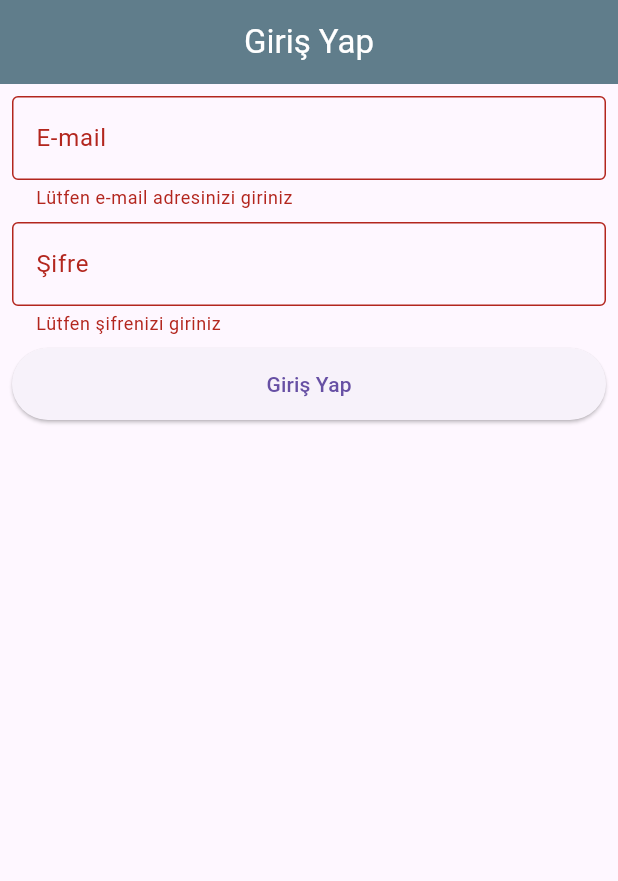
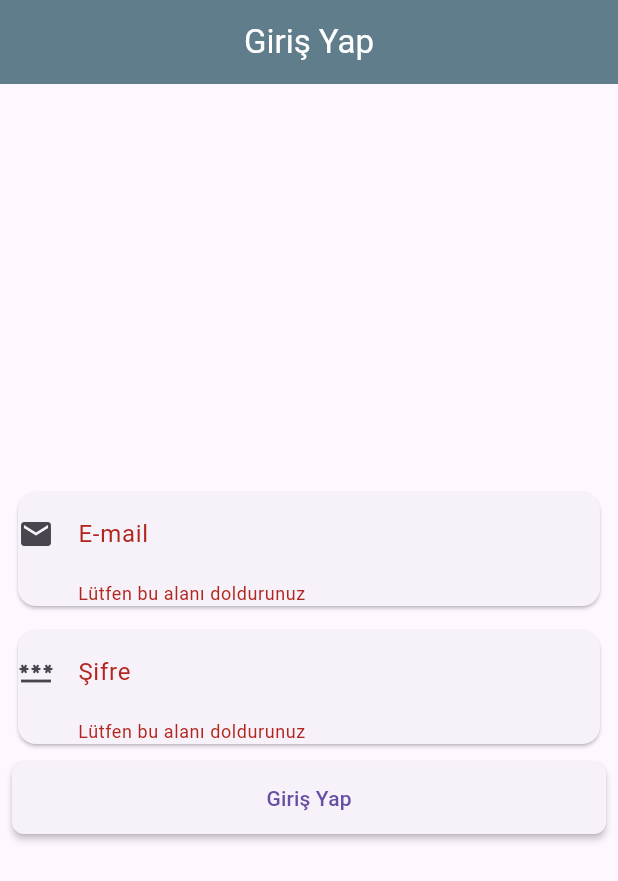
Before and after one commit to EmrSyhn/voco_app, a Flutter app: the screen it shows after launch, after a tap on "Giriş Yap", on a phone screen of 412 x 824 dp. Shown: the top 881 px of the screen. Run offline on Flutter 3.47's test engine with Material 2 defaults, Android fonts, the phone set to English and light mode, and no system bars; our stand-ins replace dio, flutter_riverpod, go_router, shared_preferences; accounts and stored records are empty.

Commit message:
Refactor login form UI

```diff
--- a/lib/src/view/auth/login.dart
+++ b/lib/src/view/auth/login.dart
@@ -21,37 +21,34 @@ class LoginForm extends ConsumerWidget {
           child: Padding(
             padding: const EdgeInsets.all(8.0),
             child: Column(
-              children: <Widget>[
-                TextFormField(
-                  controller: authStatus.emailController,
-                  keyboardType: TextInputType.emailAddress,
-                  decoration: const InputDecoration(
-                      labelText: 'E-mail', border: OutlineInputBorder()),
-                  validator: (value) {
-                    if (value!.isEmpty) {
-                      return 'Lütfen e-mail adresinizi giriniz';
-                    }
-                    return null;
-                  },
+              mainAxisAlignment: MainAxisAlignment.center,
+              children: [
+                Card(
+                  child: textFieldWidget(
+                    controller: authStatus.emailController,
+                    keyboardType: TextInputType.emailAddress,
+                    icon: Icons.email,
+                    labelText: 'E-mail',
+                  ),
                 ),
                 const SizedBox(height: 8.0),
-                TextFormField(
-                  controller: authStatus.passwordController,
-                  keyboardType: TextInputType.visiblePassword,
-                  decoration: const InputDecoration(
-                      labelText: 'Şifre', border: OutlineInputBorder()),
-                  obscureText: true,
-                  validator: (value) {
-                    if (value!.isEmpty) {
-                      return 'Lütfen şifrenizi giriniz';
-                    }
-                    return null;
-                  },
+                Card(
+                  child: textFieldWidget(
+                    controller: authStatus.passwordController,
+                    keyboardType: TextInputType.visiblePassword,
+                    icon: Icons.password,
+                    labelText: 'Şifre',
+                    obscureText: true,
+                  ),
                 ),
                 const SizedBox(height: 8.0),
                 ElevatedButton(
                   style: ElevatedButton.styleFrom(
                     minimumSize: const Size(double.infinity, 48.0),
+                    elevation: 2, // Add elevation to the button
+                    shape: RoundedRectangleBorder(
+                      borderRadius: BorderRadius.circular(8.0),
+                    ),
                   ),
                   child: const Text('Giriş Yap'),
                   onPressed: () async {
@@ -59,17 +56,14 @@ class LoginForm extends ConsumerWidget {
                       return;
                     }
 
-                    // Capture the context outside the async function
-
                     String? errorMessage = await authStatus.login(
                       authStatus.emailController.text,
                       authStatus.passwordController.text,
                     );
-                    final scaffoldContext = context;
 
                     if (context.mounted) {
                       if (errorMessage != null) {
-                        ScaffoldMessenger.of(scaffoldContext).showSnackBar(
+                        ScaffoldMessenger.of(context).showSnackBar(
                           SnackBar(
                             content: Text(errorMessage),
                             backgroundColor: Colors.red,
@@ -86,4 +80,27 @@ class LoginForm extends ConsumerWidget {
       ),
     );
   }
+
+  TextFormField textFieldWidget({
+    TextEditingController? controller,
+    TextInputType? keyboardType,
+    required IconData icon,
+    String? labelText,
+    bool obscureText = false,
+  }) {
+    return TextFormField(
+        controller: controller,
+        keyboardType: TextInputType.visiblePassword,
+        decoration: InputDecoration(
+            icon: Icon(icon), labelText: labelText, border: InputBorder.none),
+        obscureText: obscureText,
+        validator: globalValidator);
+  }
+
+  String? globalValidator(String? value) {
+    if (value!.isEmpty) {
+      return 'Lütfen bu alanı doldurunuz';
+    }
+    return null;
+  }
 }
```
